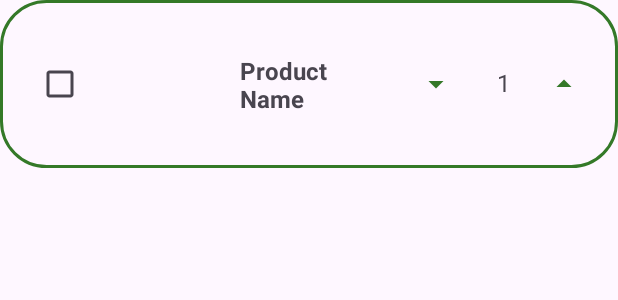
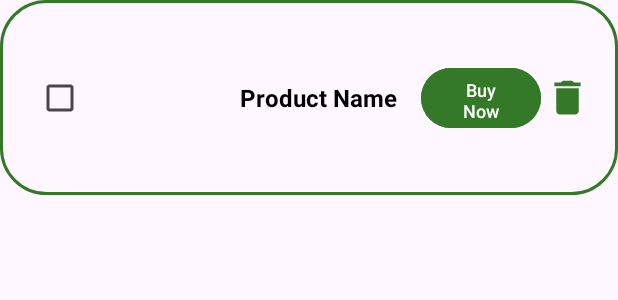
Before and after one commit to Diolazo/practice, an Android app: the layout add_cart_item_layout.xml on its own in the app's theme, with its tools: preview values and no code run, on a phone screen of 412 x 824 dp. Shown: the top 300 px of the screen. Run offline under Robolectric (Android 15) with nearby library versions, the phone set to English and light mode, and no system bars; Roboto replaces fonts that are not available here.

Commit message:
uwu commit

```diff
--- a/app/src/main/AndroidManifest.xml
+++ b/app/src/main/AndroidManifest.xml
@@ -71,6 +71,8 @@
         <activity
             android:name=".data.CheckActivity"
             android:exported="false" />
+        <activity android:name=".data.course.BuyNowActivity"/>
+        <activity android:name=".data.course.ConfirmationActivity" />
         <activity
             android:name=".data.ForgotActivity"
             android:exported="false" />
--- a/app/src/main/java/com/example/practice/data/CheckActivity.kt
+++ b/app/src/main/java/com/example/practice/data/CheckActivity.kt
@@ -1,6 +1,6 @@
 package com.example.practice.data
 
-import BuyNowActivity
+import com.example.practice.data.course.BuyNowActivity
 import android.content.Intent
 import android.os.Bundle
 import androidx.appcompat.app.AppCompatActivity
--- a/app/src/main/java/com/example/practice/data/BuyNowActivity.kt
+++ b/app/src/main/java/com/example/practice/data/course/BuyNowActivity.kt
@@ -1,3 +1,6 @@
+package com.example.practice.data.course
+
+import DatabaseHelper
 import android.annotation.SuppressLint
 import android.content.Intent
 import android.os.Bundle
--- a/app/src/main/java/com/example/practice/data/ConfirmationActivity.kt
+++ b/app/src/main/java/com/example/practice/data/course/ConfirmationActivity.kt
@@ -1,3 +1,5 @@
+package com.example.practice.data.course
+
 import android.content.Intent
 import android.os.Bundle
 import android.widget.Button
--- /dev/null
+++ b/app/src/main/res/drawable/ic_shopping_cart_checkout.xml
@@ -0,0 +1,5 @@
+<vector xmlns:android="http://schemas.android.com/apk/res/android" android:height="24dp" android:tint="#347828" android:viewportHeight="24" android:viewportWidth="24" android:width="24dp">
+
+    <path android:fillColor="@android:color/white" android:pathData="M7,18c-1.1,0 -1.99,0.9 -1.99,2S5.9,22 7,22s2,-0.9 2,-2S8.1,18 7,18zM17,18c-1.1,0 -1.99,0.9 -1.99,2s0.89,2 1.99,2s2,-0.9 2,-2S18.1,18 17,18zM8.1,13h7.45c0.75,0 1.41,-0.41 1.75,-1.03L21,4.96L19.25,4l-3.7,7H8.53L4.27,2H1v2h2l3.6,7.59l-1.35,2.44C4.52,15.37 5.48,17 7,17h12v-2H7L8.1,13zM12,2l4,4l-4,4l-1.41,-1.41L12.17,7L8,7l0,-2l4.17,0l-1.59,-1.59L12,2z"/>
+
+</vector>
--- a/app/src/main/res/layout/add_cart_item_layout.xml
+++ b/app/src/main/res/layout/add_cart_item_layout.xml
@@ -3,7 +3,7 @@
     xmlns:app="http://schemas.android.com/apk/res-auto"
     xmlns:tools="http://schemas.android.com/tools"
     android:layout_width="match_parent"
-    android:layout_height="wrap_content"
+    android:layout_height="130dp"
     android:background="@drawable/custom_admin_list"
     android:padding="16dp">
 
@@ -11,7 +11,8 @@
         android:id="@+id/cbSelectProduct"
         android:layout_width="wrap_content"
         android:layout_height="wrap_content"
-        android:layout_marginEnd="8dp"
+        android:layout_marginTop="24dp"
+        android:layout_marginBottom="24dp"
         app:layout_constraintBottom_toBottomOf="parent"
         app:layout_constraintStart_toStartOf="parent"
         app:layout_constraintTop_toTopOf="parent" />
@@ -20,6 +21,8 @@
         android:id="@+id/ivProductImage"
         android:layout_width="80dp"
         android:layout_height="80dp"
+        android:layout_marginTop="8dp"
+        android:layout_marginBottom="8dp"
         android:contentDescription="Product Image"
         android:scaleType="centerCrop"
         app:layout_constraintBottom_toBottomOf="parent"
@@ -30,53 +33,37 @@
         android:id="@+id/tvProductName"
         android:layout_width="0dp"
         android:layout_height="wrap_content"
+        android:layout_marginTop="32dp"
+        android:layout_marginBottom="32dp"
         android:paddingStart="16dp"
         android:paddingEnd="16dp"
         android:text="Product Name"
+        android:textColor="@color/black"
         android:textSize="16sp"
         android:textStyle="bold"
         app:layout_constraintBottom_toBottomOf="parent"
-        app:layout_constraintEnd_toStartOf="@id/llQuantityControls"
         app:layout_constraintStart_toEndOf="@id/ivProductImage"
         app:layout_constraintTop_toTopOf="parent" />
 
-    <LinearLayout
-        android:id="@+id/llQuantityControls"
-        android:layout_width="wrap_content"
-        android:layout_height="wrap_content"
-        android:orientation="horizontal"
+    <Button
+        android:id="@+id/btnBuy"
+        android:layout_width="80dp"
+        android:layout_height="48dp"
+        android:backgroundTint="@color/primaryColor"
+        android:text="Buy Now"
+        android:textColor="@color/white"
+        android:textSize="12sp"
+        app:layout_constraintBottom_toBottomOf="parent"
+        app:layout_constraintStart_toEndOf="@+id/tvProductName"
+        app:layout_constraintTop_toTopOf="parent" />
+
+    <ImageView
+        android:id="@+id/btnCartDelete"
+        android:layout_width="30dp"
+        android:layout_height="30dp"
         app:layout_constraintBottom_toBottomOf="parent"
         app:layout_constraintEnd_toEndOf="parent"
-        app:layout_constraintTop_toTopOf="parent">
-
-        <ImageButton
-            android:id="@+id/btnMinus"
-            android:layout_width="50dp"
-            android:layout_height="40dp"
-            android:layout_marginEnd="8dp"
-            android:background="?attr/selectableItemBackground"
-            android:contentDescription="Decrease quantity"
-            android:src="@drawable/ic_arrow_drop_down"
-            tools:ignore="TouchTargetSizeCheck" />
-
-        <TextView
-            android:id="@+id/tvQuantity"
-            android:layout_width="wrap_content"
-            android:layout_height="wrap_content"
-            android:gravity="center_vertical"
-            android:padding="8dp"
-            android:text="1"
-            android:textSize="16sp" />
-
-        <ImageButton
-            android:id="@+id/btnPlus"
-            android:layout_width="40dp"
-            android:layout_height="40dp"
-            android:layout_marginStart="8dp"
-            android:background="?attr/selectableItemBackground"
-            android:contentDescription="Increase quantity"
-            android:src="@drawable/ic_arrow_drop_up"
-            tools:ignore="TouchTargetSizeCheck" />
-    </LinearLayout>
-
+        app:layout_constraintStart_toEndOf="@+id/btnBuy"
+        app:layout_constraintTop_toTopOf="parent"
+        app:srcCompat="@drawable/ic_delete" />
 </androidx.constraintlayout.widget.ConstraintLayout>
--- a/app/src/main/res/layout/design_cart_activity.xml
+++ b/app/src/main/res/layout/design_cart_activity.xml
@@ -43,7 +43,7 @@
 
     <androidx.recyclerview.widget.RecyclerView
         android:id="@+id/cartRecyclerView"
-        android:layout_width="409dp"
+        android:layout_width="350dp"
         android:layout_height="609dp"
         android:layout_marginStart="1dp"
         android:layout_marginTop="8dp"
--- a/app/src/main/res/layout/design_settings_activity.xml
+++ b/app/src/main/res/layout/design_settings_activity.xml
@@ -6,7 +6,8 @@
     android:layout_width="match_parent"
     android:layout_height="match_parent"
     android:fitsSystemWindows="true"
-    tools:context=".data.SettingsActivity">
+    tools:context=".data.SettingsActivity"
+    android:background="@color/white">
 
 
     <androidx.constraintlayout.widget.ConstraintLayout
```
Also changed, not shown: app/src/main/java/com/example/practice/data/course/CeaProducts.kt (+2 -24 lines), app/src/main/java/com/example/practice/data/course/DepartmentAdapter.kt (+12 -2 lines), app/src/main/res/layout/activity_buy_now.xml (+10 -6 lines), app/src/main/res/layout/activity_confirmation.xml (+7 -2 lines), app/src/main/res/layout/design_product.xml (+23 -12 lines).
